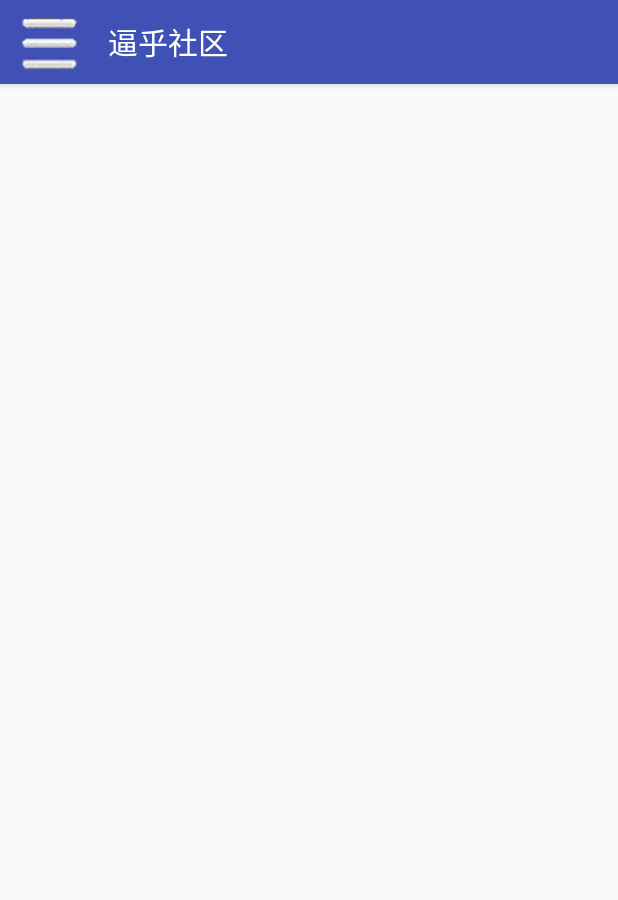
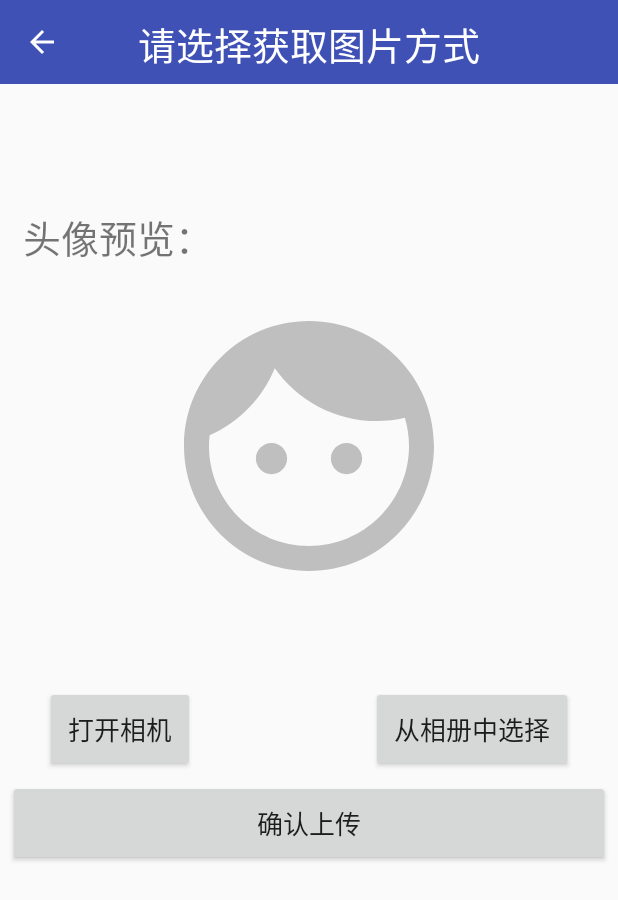
Before and after one commit to TaurusTrue/bihu, an Android app: the MainActivity screen opened directly, with no data from a screen before it, in the side drawer, after a tap on "更改头像", on a phone screen of 412 x 824 dp. Shown: the top 900 px of the screen. Run offline under Robolectric (Android 15) with nearby library versions, the phone set to English and light mode, and no system bars; our stand-ins replace CircleImageView; libraries missing offline, so code that uses them is left out: com.qiniu.android; 5 statements that could not run were skipped.

Commit message:
加上了更换头像 item加载头像的功能

```diff
--- a/app/build.gradle
+++ b/app/build.gradle
@@ -25,6 +25,7 @@ dependencies {
     implementation 'com.android.support:recyclerview-v7:26.1.0'
     implementation 'com.android.support:cardview-v7:26.1.0'
     implementation 'de.hdodenhof:circleimageview:2.1.0'
+    implementation 'com.android.support:support-v4:26.1.0'
     implementation 'com.android.support:design:26.1.0'
     implementation 'com.qiniu:qiniu-android-sdk:7.3.3'
     testImplementation 'junit:junit:4.12'
--- a/app/src/main/java/com/example/taurus/bihu/Activity/BaseActivity.java
+++ b/app/src/main/java/com/example/taurus/bihu/Activity/BaseActivity.java
@@ -7,6 +7,7 @@ import android.support.annotation.Nullable;
 import android.support.v7.app.ActionBar;
 import android.support.v7.app.AppCompatActivity;
 import android.support.v7.widget.Toolbar;
+import android.util.Log;
 
 import com.example.taurus.bihu.utils.ActivityCollector;
 import com.example.taurus.bihu.R;
@@ -22,13 +23,18 @@ public class BaseActivity extends AppCompatActivity {
 
     @Override
     public void onCreate(@Nullable Bundle savedInstanceState, @Nullable PersistableBundle persistentState) {
+        ActivityCollector.addActivity(this);
+        Log.d("SIZE",""+ActivityCollector.activities.size());
         super.onCreate(savedInstanceState);
-        ActivityCollector.addActivity(this);
+
     }
     @Override
     protected void onDestroy() {
+        ActivityCollector.removeActivity(this);
+        Log.d("SIZE",""+ActivityCollector.activities.size());
         super.onDestroy();
-        ActivityCollector.removeActivity(this);
+
+
     }
 
     public void sendUserActionStart(Intent intent, User user){
--- a/app/src/main/java/com/example/taurus/bihu/Activity/MainActivity.java
+++ b/app/src/main/java/com/example/taurus/bihu/Activity/MainActivity.java
@@ -27,6 +27,7 @@ import com.example.taurus.bihu.adapter.QuestionAdapter;
 import com.example.taurus.bihu.config.Apiconfig;
 import com.example.taurus.bihu.data.Question;
 import com.example.taurus.bihu.data.User;
+import com.example.taurus.bihu.utils.ActivityCollector;
 import com.example.taurus.bihu.utils.HttpUtil;
 import com.example.taurus.bihu.utils.JsonUtil;
 import com.example.taurus.bihu.utils.Response;
@@ -40,7 +41,6 @@ public class MainActivity extends BaseActivity {
     private SharedPreferences pref;
     private SharedPreferences.Editor editor;
     private DrawerLayout mDrawerlayout;
-    private TextView nav_username;
     private List<Question> mQuestionList;
     private RecyclerView questionRecyclerView;
     private QuestionAdapter questionAdapter;
@@ -127,6 +127,9 @@ public class MainActivity extends BaseActivity {
                         sendUserActionStart(intent1, user);
                         break;
                     case R.id.avatar:
+                        Intent intent3 = new Intent(MainActivity.this,AvatarChangeActivity.class);
+                        sendUserActionStart(intent3,user);
+                        finish();
                         break;
                     case R.id.changePassword:
                         initDialog();
@@ -145,16 +148,8 @@ public class MainActivity extends BaseActivity {
         View view = navigationView.inflateHeaderView(R.layout.nav_header);
         TextView username = (TextView) view.findViewById(R.id.nav_username);
         username.setText(user.getUsername());
-        final CircleImageView mAvatar = (CircleImageView) view.findViewById(R.id.avatar);
-        HttpUtil.loadImageResource(user.getImageUrl(), new HttpUtil.loadBitmap() {
-            @Override
-            public void onFinish(Bitmap bitmap) {
-                mAvatar.setImageBitmap(bitmap);
-            }
-            @Override
-            public void onError(Exception e) {
-            }
-        });
+        final CircleImageView mAvatar = (CircleImageView) view.findViewById(R.id.nav_avatar);
+        HttpUtil.loadAvatar(user.getImageUrl(),mAvatar);
     }
 
     private void loadSwipe() {
--- a/app/src/main/java/com/example/taurus/bihu/config/Apiconfig.java
+++ b/app/src/main/java/com/example/taurus/bihu/config/Apiconfig.java
@@ -22,4 +22,6 @@ public class Apiconfig {
     public static final String CANCEL_FAVORITE = "http://bihu.jay86.com/cancelFavorite.php";//取消收藏
     public static final String FAVORITE = "http://bihu.jay86.com/favorite.php";//收藏
     public static final String CHANGE_PASSWORD = "http://bihu.jay86.com/changePassword.php";//更改密码
+    public static final String TOKEN_URL = "http://zzzia.net/qiniu/";//请求返回token,来自子来学姐的获取七牛云token的接口
+
 }
--- /dev/null
+++ b/app/src/main/res/layout/activity_avatar_change.xml
@@ -0,0 +1,83 @@
+<?xml version="1.0" encoding="utf-8"?>
+<RelativeLayout xmlns:android="http://schemas.android.com/apk/res/android"
+    xmlns:app="http://schemas.android.com/apk/res-auto"
+    xmlns:tools="http://schemas.android.com/tools"
+    android:layout_width="match_parent"
+    android:layout_height="match_parent"
+    tools:context="com.example.taurus.bihu.Activity.AvatarChangeActivity">
+
+    <android.support.v7.widget.Toolbar
+        android:id="@+id/toolbar_avatar"
+        android:layout_width="match_parent"
+        android:layout_height="?attr/colorPrimary"
+        android:background="?attr/colorPrimary"
+        android:theme="@style/ThemeOverlay.AppCompat.Dark.ActionBar"
+        app:popupTheme="@style/ThemeOverlay.AppCompat.Light">
+
+    </android.support.v7.widget.Toolbar>
+
+
+    <TextView
+        android:id="@+id/text_title"
+        android:layout_width="wrap_content"
+        android:layout_height="wrap_content"
+        android:layout_centerHorizontal="true"
+        android:padding="10dp"
+        android:text="请选择获取图片方式"
+        android:textColor="#FFFFFF"
+        android:textSize="25sp" />
+
+    <Button
+        android:id="@+id/take_photo"
+        android:layout_width="wrap_content"
+        android:layout_height="wrap_content"
+        android:layout_below="@+id/avatar_preview"
+        android:layout_marginLeft="30dp"
+        android:layout_marginTop="60dp"
+        android:padding="15dp"
+        android:text="打开相机"
+        android:textSize="17sp" />
+
+    <Button
+        android:id="@+id/open_album"
+        android:layout_width="wrap_content"
+        android:layout_height="wrap_content"
+        android:layout_below="@+id/avatar_preview"
+        android:layout_marginTop="60dp"
+        android:layout_marginRight="30dp"
+        android:layout_alignParentRight="true"
+        android:padding="15dp"
+        android:text="从相册中选择"
+        android:textSize="17sp" />
+
+    <Button
+        android:id="@+id/done_button"
+        android:layout_width="match_parent"
+        android:layout_height="wrap_content"
+        android:layout_margin="5dp"
+        android:layout_below="@+id/take_photo"
+        android:layout_centerHorizontal="true"
+        android:padding="15dp"
+        android:text="确认上传"
+        android:textSize="17sp" />
+
+    <TextView
+        android:id="@+id/text_content"
+        android:layout_width="wrap_content"
+        android:layout_height="wrap_content"
+        android:layout_below="@+id/text_title"
+        android:layout_marginLeft="15dp"
+        android:layout_marginTop="80dp"
+        android:text="头像预览："
+        android:textSize="25dp" />
+
+    <de.hdodenhof.circleimageview.CircleImageView
+        android:id="@+id/avatar_preview"
+        android:layout_width="200dp"
+        android:layout_height="200dp"
+        android:layout_below="@+id/text_content"
+        android:layout_centerHorizontal="true"
+        android:layout_marginTop="20dp"
+        android:src="@drawable/ic_face_gray_24dp" />
+
+</RelativeLayout>
--- a/app/src/main/res/values/strings.xml
+++ b/app/src/main/res/values/strings.xml
@@ -6,5 +6,4 @@
     <!-- Strings related to login -->
 
 
-
 </resources>
--- /dev/null
+++ b/app/src/main/res/xml/file_paths.xml
@@ -0,0 +1,6 @@
+<?xml version="1.0" encoding="utf-8"?>
+<paths xmlns:android="http://schemas.android.com/apk/res/android">
+    <external-path
+        name="my_images"
+        path=""/>
+</paths>
```
Also changed, not shown: app/src/main/AndroidManifest.xml (+15 -4 lines), app/src/main/java/com/example/taurus/bihu/Activity/AvatarChangeActivity.java (added, +382 -0 lines), app/src/main/java/com/example/taurus/bihu/holder/QuestionViewHolder.java (+9 -1 lines), app/src/main/java/com/example/taurus/bihu/utils/HttpUtil.java (+117 -6 lines), app/src/main/java/com/example/taurus/bihu/utils/Response.java (+20 -0 lines).
